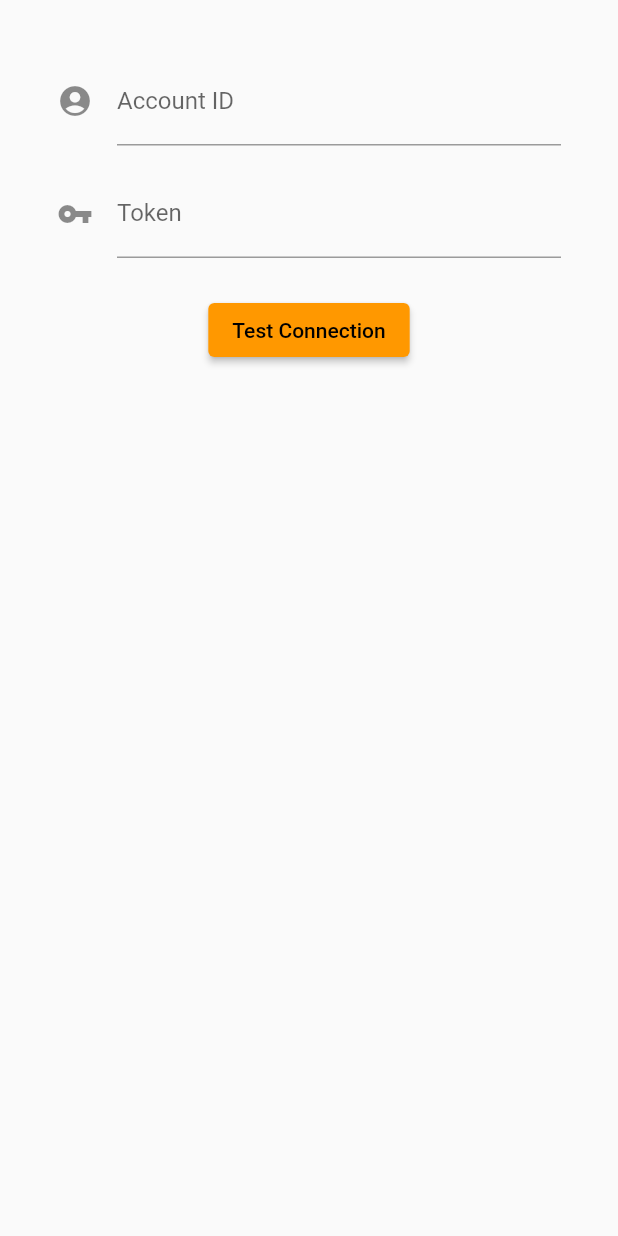
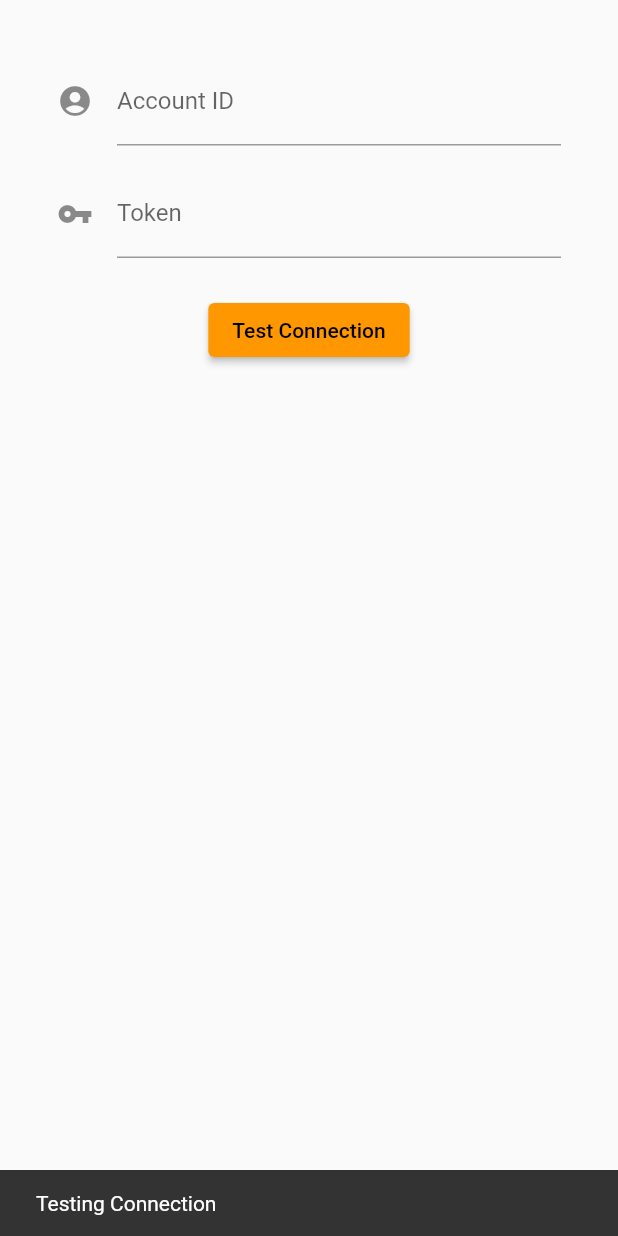
Before and after one commit to TonyPepeBear/cfip, a Flutter app: the SettingsPage widget shown alone on an empty page, opened directly, after a tap on "Test Connection", on a phone screen of 412 x 824 dp. Run offline on Flutter 3.47's test engine with Material 2 defaults, Android fonts, the phone set to English and light mode, and no system bars; network calls fail.

Commit message:
Testing Connection

```diff
--- a/lib/data/cfi_api.dart
+++ b/lib/data/cfi_api.dart
@@ -44,3 +44,14 @@ Future<String> getDeliveryUrl(
   var v = (list[0]["variants"] as List)[0].toString();
   return exp.firstMatch(v)?.group(1) ?? "";
 }
+
+Future<bool> testConnection(
+    http.Client client, String accountID, String token) async {
+  var url = Uri.parse(
+      "https://api.cloudflare.com/client/v4/accounts/$accountID/images/v1?page=1&per_page=1");
+  var resp = await client.get(url, headers: {
+    "Authorization": "Bearer $token",
+  });
+  var json = jsonDecode(resp.body);
+  return json["success"] as bool;
+}
--- a/lib/ui/settings.dart
+++ b/lib/ui/settings.dart
@@ -1,4 +1,6 @@
+import 'package:cfip/data/cfi_api.dart';
 import 'package:flutter/material.dart';
+import 'package:http/http.dart' as http;
 
 class SettingsPage extends StatefulWidget {
   const SettingsPage({Key? key}) : super(key: key);
@@ -9,7 +11,6 @@ class SettingsPage extends StatefulWidget {
 
 class _SettingsPageState extends State<SettingsPage> {
   String _accountIDInput = "";
-
   String _tokenInput = "";
 
   @override
@@ -42,7 +43,14 @@ class _SettingsPageState extends State<SettingsPage> {
             padding: const EdgeInsets.all(16.0),
             child: ElevatedButton(
                 onPressed: () {
-                  // Todo test connection
+                  ScaffoldMessenger.of(context).showSnackBar(
+                      const SnackBar(content: Text("Testing Connection")));
+                  testConnection(http.Client(), _accountIDInput, _tokenInput)
+                      .then((value) {
+                    ScaffoldMessenger.of(context).hideCurrentSnackBar();
+                    ScaffoldMessenger.of(context).showSnackBar(SnackBar(
+                        content: Text(value ? "Success" : "Connection Fail")));
+                  });
                 },
                 child: const Text("Test Connection")),
           ),
```
